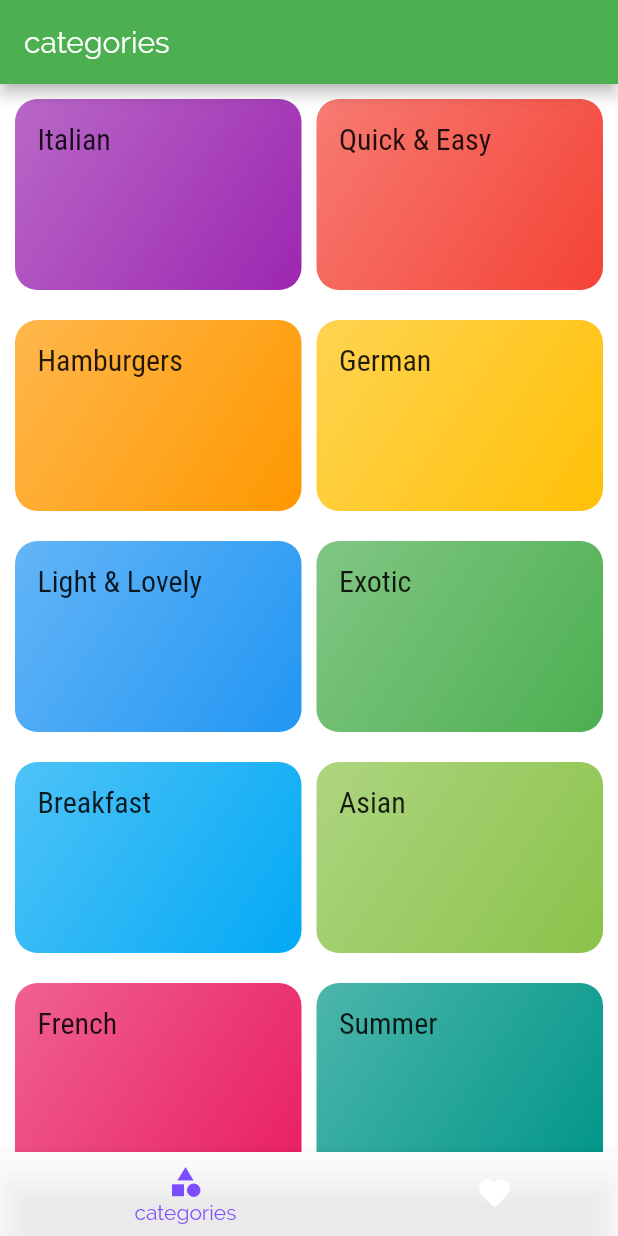
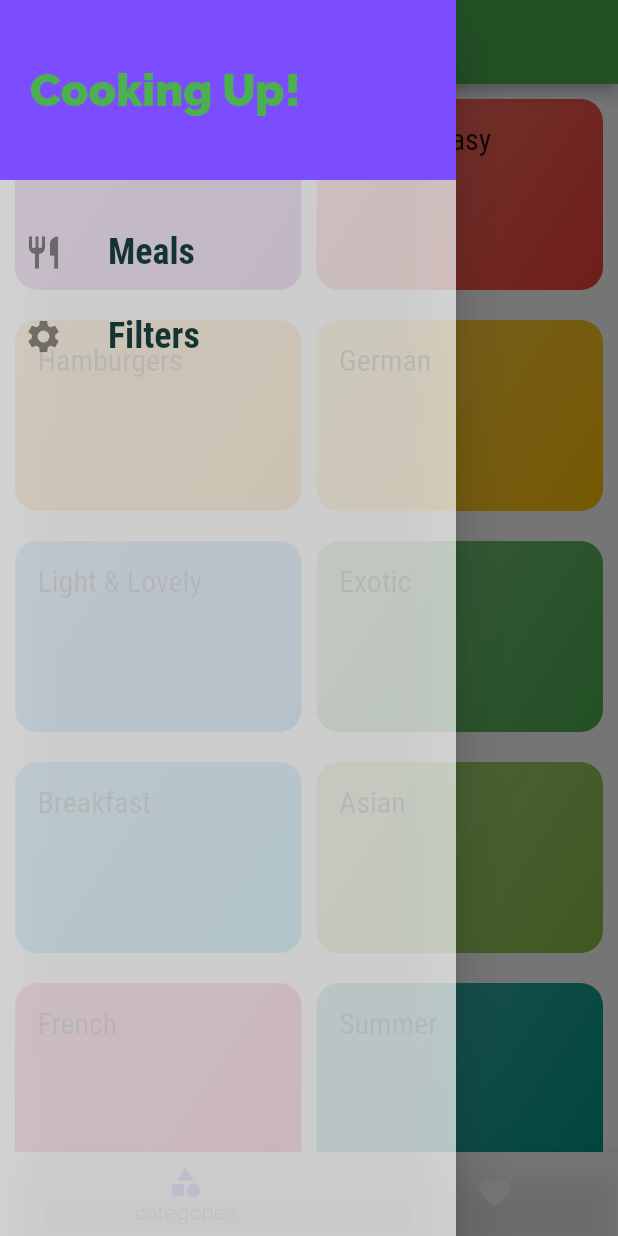
Before and after one commit to rocksolid911/meal_app, a Flutter app: the screen it shows after launch, with the side drawer open (before the commit the screen has no drawer), on a phone screen of 412 x 824 dp. Run offline on Flutter 3.47's test engine with Material 2 defaults, Android fonts, the phone set to English and light mode, and no system bars.

Commit message:
drwaer added

```diff
--- /dev/null
+++ b/lib/screens/filters_Screen.dart
@@ -0,0 +1,7 @@
+import 'package:flutter/material.dart';
+class FilterScreen extends StatelessWidget {
+  @override
+  Widget build(BuildContext context) {
+    return Container();
+  }
+}
--- a/lib/screens/tabs_screen.dart
+++ b/lib/screens/tabs_screen.dart
@@ -1,6 +1,7 @@
 import 'package:flutter/material.dart';
 import './category_screen.dart';
 import './favorites_scren.dart';
+import '../widgets/main_drawer.dart';
 class TabsScreen extends StatefulWidget {
   @override
   _TabsScreenState createState() => _TabsScreenState();
@@ -24,6 +25,7 @@ class _TabsScreenState extends State<TabsScreen> {
           title: Text(_pages[_selectedPageIndex]['title']),
 
         ),
+        drawer: MainDrawer(),
         body: _pages[_selectedPageIndex]['page'],
       bottomNavigationBar: BottomNavigationBar(
         onTap: _selectPage,
--- /dev/null
+++ b/lib/widgets/main_drawer.dart
@@ -0,0 +1,64 @@
+import 'package:flutter/material.dart';
+
+class MainDrawer extends StatelessWidget {
+  Widget buildListTile(String title, IconData icon,Function tapHandler) {
+    return ListTile(
+      leading: Icon(
+        icon,
+        size: 26,
+      ),
+      title: Text(
+        title,
+        style: TextStyle(
+          fontFamily: 'RobotoCondensed',
+          fontSize: 24,
+          fontWeight: FontWeight.bold,
+        ),
+      ),
+      onTap: () {
+        // ...
+      },
+    );
+  }
+
+  @override
+  Widget build(BuildContext context) {
+    return Drawer(
+      child: Column(
+        children: <Widget>[
+          Container(
+            height: 120,
+            width: double.infinity,
+            padding: EdgeInsets.all(20),
+            alignment: Alignment.centerLeft,
+            color: Theme.of(context).accentColor,
+            child: Text(
+              'Cooking Up!',
+              style: TextStyle(
+                  fontWeight: FontWeight.w900,
+                  fontSize: 30,
+                  color: Theme.of(context).primaryColor),
+            ),
+          ),
+          SizedBox(
+            height: 20,
+          ),
+          buildListTile(
+            'Meals',
+            Icons.restaurant,
+              (){
+              Navigator.of(context).pushNamed('/');
+              }
+          ),
+          buildListTile(
+            'Filters',
+            Icons.settings,
+              (){
+
+              }
+          ),
+        ],
+      ),
+    );
+  }
+}
```
